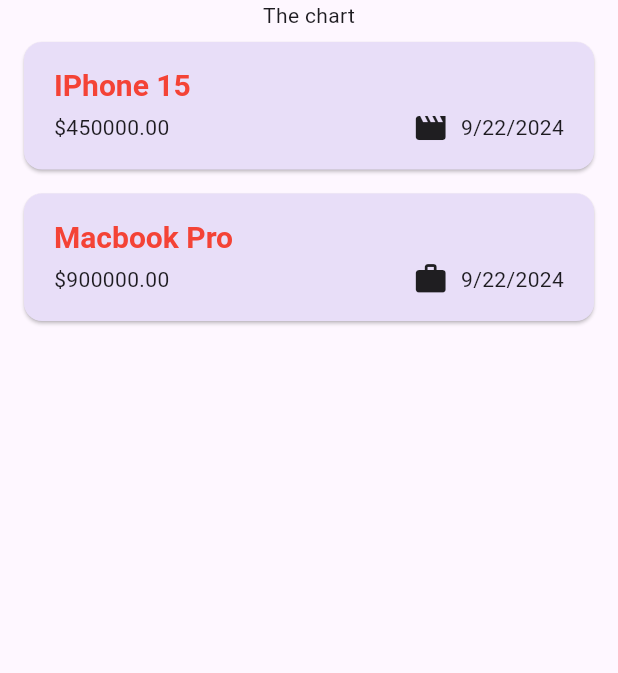
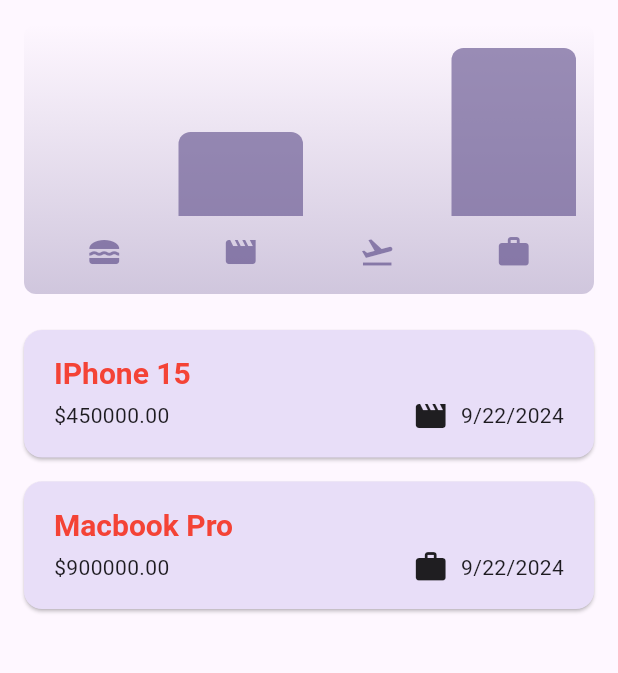
Before and after one commit to Perryjay30/Expense_Tracker, a Flutter app: the screen it shows after launch, on a phone screen of 412 x 824 dp, the part 84-757 px from its top. Run offline on Flutter 3.47's test engine with Material 3 defaults, Android fonts, the phone set to English and light mode, and no system bars.

Commit message:
Adding Chart widgets

```diff
--- a/lib/expenses.dart
+++ b/lib/expenses.dart
@@ -1,4 +1,5 @@
 import 'package:expense_tracker/new_expense.dart';
+import 'package:expense_tracker/widget/chart/chart.dart';
 import 'package:expense_tracker/widget/expense_list/expenses_list.dart';
 import 'package:flutter/material.dart';
 import 'package:flutter/widgets.dart';
@@ -85,10 +86,10 @@ class _ExpensesState extends State<Expenses> {
               ),
             ),
           ],
-        ),
+         ),
         body: Column(
           children: [
-            const Text('The chart'),
+            Chart(expenses: _registeredExpenses),
             Expanded(
                 child: mainContent
             ),
--- /dev/null
+++ b/lib/widget/chart/chart.dart
@@ -0,0 +1,95 @@
+import 'package:flutter/material.dart';
+
+import '../../model/expense.dart';
+import 'chart_bar.dart';
+
+class Chart extends StatelessWidget {
+  const Chart({super.key, required this.expenses});
+
+  final List<Expense> expenses;
+
+  List<ExpenseBucket> get buckets {
+    return [
+      ExpenseBucket.forCategory(expenses, Category.food),
+      ExpenseBucket.forCategory(expenses, Category.leisure),
+      ExpenseBucket.forCategory(expenses, Category.travel),
+      ExpenseBucket.forCategory(expenses, Category.work),
+    ];
+  }
+
+  double get maxTotalExpense {
+    double maxTotalExpense = 0;
+
+    for (final bucket in buckets) {
+      if (bucket.totalExpenses > maxTotalExpense) {
+        maxTotalExpense = bucket.totalExpenses;
+      }
+    }
+
+    return maxTotalExpense;
+  }
+
+  @override
+  Widget build(BuildContext context) {
+    final isDarkMode =
+        MediaQuery.of(context).platformBrightness == Brightness.dark;
+    return Container(
+      margin: const EdgeInsets.all(16),
+      padding: const EdgeInsets.symmetric(
+        vertical: 16,
+        horizontal: 8,
+      ),
+      width: double.infinity,
+      height: 180,
+      decoration: BoxDecoration(
+        borderRadius: BorderRadius.circular(8),
+        gradient: LinearGradient(
+          colors: [
+            Theme.of(context).colorScheme.primary.withOpacity(0.3),
+            Theme.of(context).colorScheme.primary.withOpacity(0.0)
+          ],
+          begin: Alignment.bottomCenter,
+          end: Alignment.topCenter,
+        ),
+      ),
+      child: Column(
+        children: [
+          Expanded(
+            child: Row(
+              crossAxisAlignment: CrossAxisAlignment.end,
+              children: [
+                for (final bucket in buckets) // alternative to map()
+                  ChartBar(
+                    fill: bucket.totalExpenses == 0
+                        ? 0
+                        : bucket.totalExpenses / maxTotalExpense,
+                  )
+              ],
+            ),
+          ),
+          const SizedBox(height: 12),
+          Row(
+            children: buckets
+                .map(
+                  (bucket) => Expanded(
+                child: Padding(
+                  padding: const EdgeInsets.symmetric(horizontal: 4),
+                  child: Icon(
+                    categoryIcons[bucket.category],
+                    color: isDarkMode
+                        ? Theme.of(context).colorScheme.secondary
+                        : Theme.of(context)
+                        .colorScheme
+                        .primary
+                        .withOpacity(0.7),
+                  ),
+                ),
+              ),
+            )
+                .toList(),
+          )
+        ],
+      ),
+    );
+  }
+}
--- /dev/null
+++ b/lib/widget/chart/chart_bar.dart
@@ -0,0 +1,34 @@
+import 'package:flutter/material.dart';
+
+class ChartBar extends StatelessWidget {
+  const ChartBar({
+    super.key,
+    required this.fill,
+  });
+
+  final double fill;
+
+  @override
+  Widget build(BuildContext context) {
+    final isDarkMode =
+        MediaQuery.of(context).platformBrightness == Brightness.dark;
+    return Expanded(
+      child: Padding(
+        padding: const EdgeInsets.symmetric(horizontal: 4),
+        child: FractionallySizedBox(
+          heightFactor: fill,
+          child: DecoratedBox(
+            decoration: BoxDecoration(
+              shape: BoxShape.rectangle,
+              borderRadius:
+              const BorderRadius.vertical(top: Radius.circular(8)),
+              color: isDarkMode
+                  ? Theme.of(context).colorScheme.secondary
+                  : Theme.of(context).colorScheme.primary.withOpacity(0.65),
+            ),
+          ),
+        ),
+      ),
+    );
+  }
+}
```
